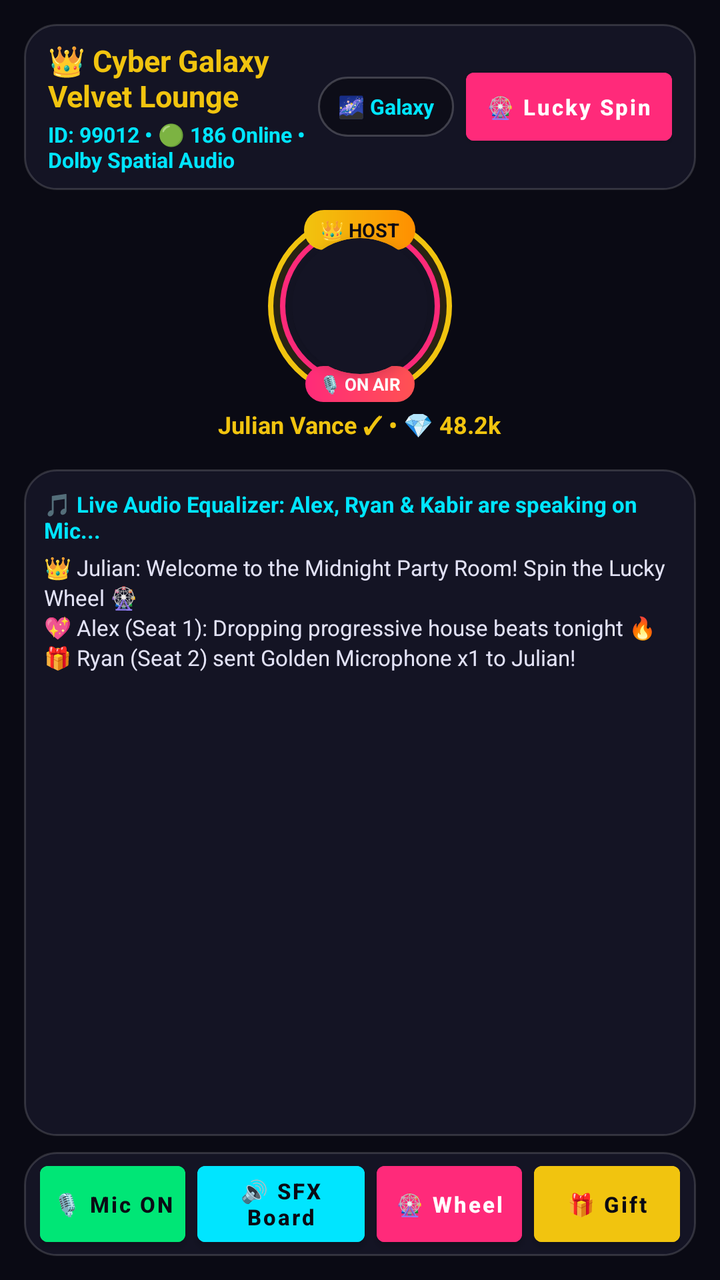
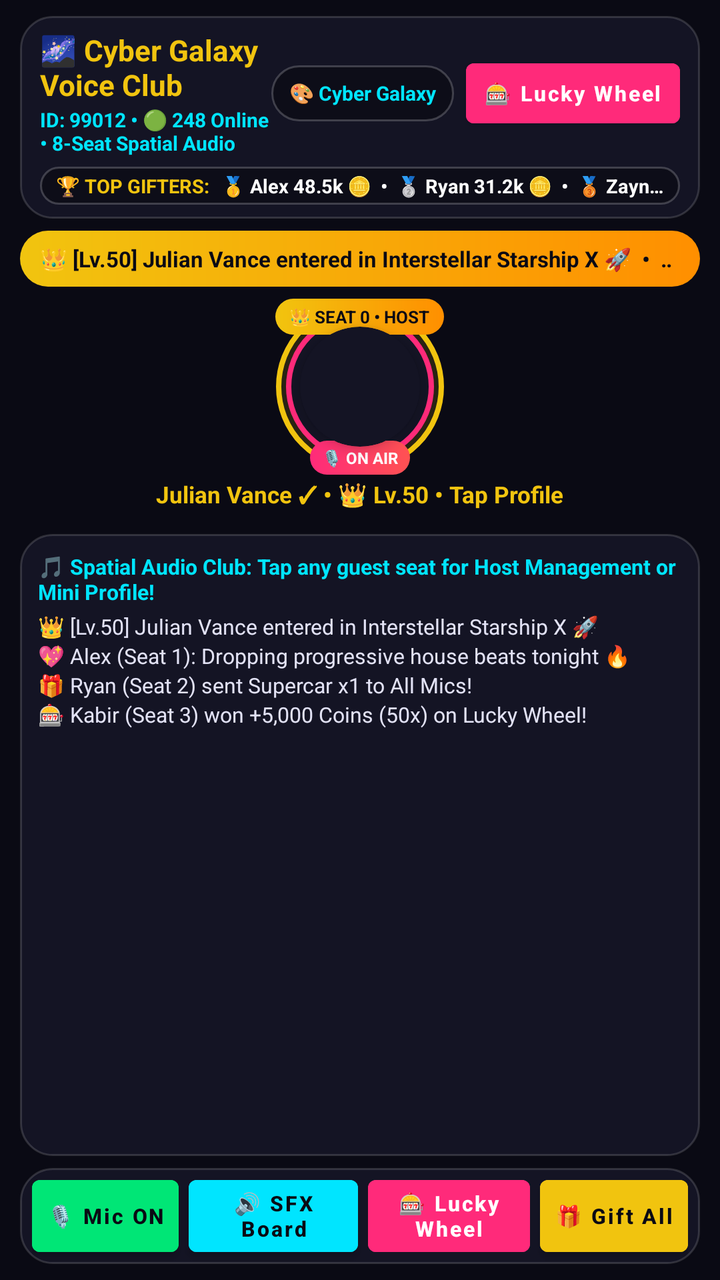

Compare the two renders of this Android layout. The source of the first and the diff that turns it into the second are given below.
<!-- AndroidManifest.xml: application theme Theme.QLUVX -->
<!-- res/layout/fragment_voice_party.xml -->
<?xml version="1.0" encoding="utf-8"?>
<FrameLayout xmlns:android="http://schemas.android.com/apk/res/android"
    xmlns:app="http://schemas.android.com/apk/res-auto"
    android:layout_width="match_parent"
    android:layout_height="match_parent"
    android:background="#0A0A14">

    
    <ImageView
        android:id="@+id/ivRoomWallpaper"
        android:layout_width="match_parent"
        android:layout_height="match_parent"
        android:scaleType="centerCrop" />

    <RelativeLayout
        android:layout_width="match_parent"
        android:layout_height="match_parent"
        android:padding="12dp">

        
        <LinearLayout
            android:id="@+id/topHeader"
            android:layout_width="match_parent"
            android:layout_height="wrap_content"
            android:background="@drawable/bg_walla_glass_card"
            android:gravity="center_vertical"
            android:orientation="horizontal"
            android:paddingHorizontal="12dp"
            android:paddingVertical="8dp">

            <LinearLayout
                android:layout_width="0dp"
                android:layout_height="wrap_content"
                android:layout_weight="1"
                android:orientation="vertical">

                <TextView
                    android:id="@+id/tvRoomTitle"
                    android:layout_width="wrap_content"
                    android:layout_height="wrap_content"
                    android:text="👑 Cyber Galaxy Velvet Lounge"
                    android:textColor="#F1C40F"
                    android:textSize="15sp"
                    android:textStyle="bold" />

                <TextView
                    android:id="@+id/tvRoomSubtitle"
                    android:layout_width="wrap_content"
                    android:layout_height="wrap_content"
                    android:layout_marginTop="2dp"
                    android:text="ID: 99012 • 🟢 186 Online • Dolby Spatial Audio"
                    android:textColor="#00E5FF"
                    android:textSize="10.5sp"
                    android:textStyle="bold" />
            </LinearLayout>

            
            <TextView
                android:id="@+id/btnWallpaperTheme"
                android:layout_width="wrap_content"
                android:layout_height="30dp"
                android:layout_marginEnd="6dp"
                android:background="@drawable/bg_walla_pill_dark"
                android:gravity="center"
                android:paddingHorizontal="10dp"
                android:text="🌌 Galaxy"
                android:textColor="#00E5FF"
                android:textSize="10.5sp"
                android:textStyle="bold" />

            
            <Button
                android:id="@+id/btnLuckySpin"
                android:layout_width="wrap_content"
                android:layout_height="34dp"
                android:backgroundTint="#FF2A7A"
                android:insetTop="0dp"
                android:insetBottom="0dp"
                android:minWidth="0dp"
                android:minHeight="0dp"
                android:paddingHorizontal="10dp"
                android:text="🎡 Lucky Spin"
                android:textAllCaps="false"
                android:textColor="#FFFFFF"
                android:textSize="11sp"
                android:textStyle="bold" />
        </LinearLayout>

        
        <LinearLayout
            android:id="@+id/hostCenterStage"
            android:layout_width="match_parent"
            android:layout_height="wrap_content"
            android:layout_below="@id/topHeader"
            android:layout_marginTop="10dp"
            android:gravity="center"
            android:orientation="vertical">

            <FrameLayout
                android:layout_width="96dp"
                android:layout_height="96dp">

                
                <View
                    android:id="@+id/viewHostPulseOuter"
                    android:layout_width="92dp"
                    android:layout_height="92dp"
                    android:layout_gravity="center"
                    android:background="@drawable/bg_seat_neon_gold" />

                
                <View
                    android:id="@+id/viewHostPulseInner"
                    android:layout_width="80dp"
                    android:layout_height="80dp"
                    android:layout_gravity="center"
                    android:background="@drawable/bg_live_ring_pulse" />

                
                <androidx.cardview.widget.CardView
                    android:layout_width="68dp"
                    android:layout_height="68dp"
                    android:layout_gravity="center"
                    app:cardBackgroundColor="#141424"
                    app:cardCornerRadius="34dp"
                    app:cardElevation="4dp">

                    <ImageView
                        android:id="@+id/ivHostSeatAvatar"
                        android:layout_width="match_parent"
                        android:layout_height="match_parent"
                        android:scaleType="centerCrop" />
                </androidx.cardview.widget.CardView>

                
                <TextView
                    android:layout_width="wrap_content"
                    android:layout_height="20dp"
                    android:layout_gravity="top|center_horizontal"
                    android:background="@drawable/bg_walla_gold_pill"
                    android:gravity="center"
                    android:paddingHorizontal="8dp"
                    android:text="👑 HOST"
                    android:textColor="#0A0A14"
                    android:textSize="9.5sp"
                    android:textStyle="bold" />

                
                <TextView
                    android:id="@+id/tvHostMicBadge"
                    android:layout_width="wrap_content"
                    android:layout_height="18dp"
                    android:layout_gravity="bottom|center_horizontal"
                    android:background="@drawable/bg_walla_pink_pill"
                    android:gravity="center"
                    android:paddingHorizontal="7dp"
                    android:text="🎙️ ON AIR"
                    android:textColor="#FFFFFF"
                    android:textSize="8.5sp"
                    android:textStyle="bold" />
            </FrameLayout>

            <TextView
                android:id="@+id/tvHostSeatName"
                android:layout_width="wrap_content"
                android:layout_height="wrap_content"
                android:layout_marginTop="3dp"
                android:text="Julian Vance ✓ • 💎 48.2k"
                android:textColor="#F1C40F"
                android:textSize="12sp"
                android:textStyle="bold" />
        </LinearLayout>

        
        <LinearLayout
            android:id="@+id/llEightSeatsGrid"
            android:layout_width="match_parent"
            android:layout_height="wrap_content"
            android:layout_below="@id/hostCenterStage"
            android:layout_marginTop="8dp"
            android:orientation="vertical" />

        
        <LinearLayout
            android:layout_width="match_parent"
            android:layout_height="match_parent"
            android:layout_above="@id/bottomVoiceControls"
            android:layout_below="@id/llEightSeatsGrid"
            android:layout_marginTop="6dp"
            android:layout_marginBottom="8dp"
            android:background="@drawable/bg_walla_glass_card"
            android:orientation="vertical"
            android:padding="10dp">

            <TextView
                android:id="@+id/tvSfxLiveTicker"
                android:layout_width="match_parent"
                android:layout_height="wrap_content"
                android:text="🎵 Live Audio Equalizer: Alex, Ryan &amp; Kabir are speaking on Mic..."
                android:textColor="#00E5FF"
                android:textSize="11sp"
                android:textStyle="bold" />

            <TextView
                android:id="@+id/tvVoiceRoomLog"
                android:layout_width="match_parent"
                android:layout_height="wrap_content"
                android:layout_marginTop="4dp"
                android:lineSpacingExtra="2dp"
                android:text="👑 Julian: Welcome to the Midnight Party Room! Spin the Lucky Wheel 🎡\n💖 Alex (Seat 1): Dropping progressive house beats tonight 🔥\n🎁 Ryan (Seat 2) sent Golden Microphone x1 to Julian!"
                android:textColor="#E2E2F5"
                android:textSize="11sp" />
        </LinearLayout>

        
        <LinearLayout
            android:id="@+id/bottomVoiceControls"
            android:layout_width="match_parent"
            android:layout_height="52dp"
            android:layout_alignParentBottom="true"
            android:background="@drawable/bg_walla_glass_card"
            android:gravity="center_vertical"
            android:orientation="horizontal"
            android:paddingHorizontal="8dp">

            <Button
                android:id="@+id/ivMicToggle"
                android:layout_width="0dp"
                android:layout_height="38dp"
                android:layout_marginEnd="6dp"
                android:layout_weight="1"
                android:backgroundTint="#00E676"
                android:insetTop="0dp"
                android:insetBottom="0dp"
                android:paddingHorizontal="4dp"
                android:text="🎙️ Mic ON"
                android:textAllCaps="false"
                android:textColor="#0A0A14"
                android:textSize="11sp"
                android:textStyle="bold" />

            <Button
                android:id="@+id/ivSoundboard"
                android:layout_width="0dp"
                android:layout_height="38dp"
                android:layout_marginEnd="6dp"
                android:layout_weight="1.15"
                android:backgroundTint="#00E5FF"
                android:insetTop="0dp"
                android:insetBottom="0dp"
                android:paddingHorizontal="4dp"
                android:text="🔊 SFX Board"
                android:textAllCaps="false"
                android:textColor="#0A0A14"
                android:textSize="11sp"
                android:textStyle="bold" />

            <Button
                android:id="@+id/btnBottomWheel"
                android:layout_width="0dp"
                android:layout_height="38dp"
                android:layout_marginEnd="6dp"
                android:layout_weight="1"
                android:backgroundTint="#FF2A7A"
                android:insetTop="0dp"
                android:insetBottom="0dp"
                android:paddingHorizontal="4dp"
                android:text="🎡 Wheel"
                android:textAllCaps="false"
                android:textColor="#FFFFFF"
                android:textSize="11sp"
                android:textStyle="bold" />

            <Button
                android:id="@+id/ivGift"
                android:layout_width="0dp"
                android:layout_height="38dp"
                android:layout_weight="1"
                android:backgroundTint="#F1C40F"
                android:insetTop="0dp"
                android:insetBottom="0dp"
                android:paddingHorizontal="4dp"
                android:text="🎁 Gift"
                android:textAllCaps="false"
                android:textColor="#0A0A14"
                android:textSize="11sp"
                android:textStyle="bold" />
        </LinearLayout>

    </RelativeLayout>
</FrameLayout>
<!-- resources referenced by this layout -->
<resources>
  <!-- drawable bg_live_ring_pulse (drawable) -->
  <?xml version="1.0" encoding="utf-8"?>
  <shape xmlns:android="http://schemas.android.com/apk/res/android"
      android:shape="oval">
      <solid android:color="#141424" />
      <stroke
          android:width="2.5dp"
          android:color="#FF2A7A" />
  </shape>
  <!-- drawable bg_seat_neon_gold (drawable) -->
  <?xml version="1.0" encoding="utf-8"?>
  <shape xmlns:android="http://schemas.android.com/apk/res/android"
      android:shape="oval">
      <solid android:color="#22F1C40F" />
      <stroke
          android:width="2.5dp"
          android:color="#F1C40F" />
  </shape>
  <!-- drawable bg_walla_glass_card (drawable) -->
  <?xml version="1.0" encoding="utf-8"?>
  <shape xmlns:android="http://schemas.android.com/apk/res/android"
      android:shape="rectangle">
      <solid android:color="#141424" />
      <corners android:radius="16dp" />
      <stroke
          android:width="1dp"
          android:color="#26FFFFFF" />
  </shape>
  <!-- drawable bg_walla_gold_pill (drawable) -->
  <?xml version="1.0" encoding="utf-8"?>
  <shape xmlns:android="http://schemas.android.com/apk/res/android"
      android:shape="rectangle">
      <gradient
          android:angle="0"
          android:endColor="#FF8F00"
          android:startColor="#F1C40F" />
      <corners android:radius="999dp" />
  </shape>
  <!-- drawable bg_walla_pill_dark (drawable) -->
  <?xml version="1.0" encoding="utf-8"?>
  <shape xmlns:android="http://schemas.android.com/apk/res/android"
      android:shape="rectangle">
      <solid android:color="#B80A0A14" />
      <corners android:radius="999dp" />
      <stroke
          android:width="1dp"
          android:color="#33FFFFFF" />
  </shape>
  <!-- drawable bg_walla_pink_pill (drawable) -->
  <?xml version="1.0" encoding="utf-8"?>
  <shape xmlns:android="http://schemas.android.com/apk/res/android"
      android:shape="rectangle">
      <gradient
          android:angle="0"
          android:endColor="#FF5252"
          android:startColor="#FF2A7A" />
      <corners android:radius="999dp" />
  </shape>
  <style name="Theme.QLUVX" parent="Theme.MaterialComponents.DayNight.NoActionBar">
          <item name="colorPrimary">@color/walla_pink_neon</item>
          <item name="colorPrimaryVariant">@color/walla_surface_obsidian</item>
          <item name="colorSecondary">@color/walla_cyan_neon</item>
          <item name="android:windowBackground">@color/walla_bg_velvet</item>
          <item name="android:statusBarColor">#0A0A14</item>
          <item name="android:navigationBarColor">#101020</item>
          <item name="android:textColorPrimary">@color/qluvx_text_primary</item>
          <item name="android:textColorSecondary">@color/qluvx_text_secondary</item>
      </style>
  <color name="walla_pink_neon">#FF2A7A</color>
  <color name="walla_surface_obsidian">#141424</color>
  <color name="walla_cyan_neon">#00E5FF</color>
  <color name="walla_bg_velvet">#0A0A14</color>
  <color name="qluvx_text_primary">#FFFFFF</color>
  <color name="qluvx_text_secondary">#C7C7E2</color>
</resources>

<!-- the commit's change to res/layout/fragment_voice_party.xml (unified diff, before → after) -->
@@ -10,12 +10,15 @@
         android:id="@+id/ivRoomWallpaper"
         android:layout_width="match_parent"
         android:layout_height="match_parent"
+        android:contentDescription="Voice Room Luxury Wallpaper"
         android:scaleType="centerCrop" />
 
     <RelativeLayout
         android:layout_width="match_parent"
         android:layout_height="match_parent"
-        android:padding="12dp">
+        android:paddingHorizontal="10dp"
+        android:paddingTop="8dp"
+        android:paddingBottom="8dp">
 
         
         <LinearLayout
@@ -23,65 +26,133 @@
             android:layout_width="match_parent"
             android:layout_height="wrap_content"
             android:background="@drawable/bg_walla_glass_card"
+            android:orientation="vertical"
+            android:paddingHorizontal="10dp"
+            android:paddingVertical="7dp">
+
+            <LinearLayout
+                android:layout_width="match_parent"
+                android:layout_height="wrap_content"
+                android:gravity="center_vertical"
+                android:orientation="horizontal">
+
+                <LinearLayout
+                    android:layout_width="0dp"
+                    android:layout_height="wrap_content"
+                    android:layout_weight="1"
+                    android:orientation="vertical">
+
+                    <TextView
+                        android:id="@+id/tvRoomTitle"
+                        android:layout_width="wrap_content"
+                        android:layout_height="wrap_content"
+                        android:text="🌌 Cyber Galaxy Voice Club"
+                        android:textColor="#F1C40F"
+                        android:textSize="14.5sp"
+                        android:textStyle="bold" />
+
+                    <TextView
+                        android:id="@+id/tvRoomSubtitle"
+                        android:layout_width="wrap_content"
+                        android:layout_height="wrap_content"
+                        android:layout_marginTop="1dp"
+                        android:text="ID: 99012 • 🟢 248 Online • 8-Seat Spatial Audio"
+                        android:textColor="#00E5FF"
+                        android:textSize="10sp"
+                        android:textStyle="bold" />
+                </LinearLayout>
+
+                
+                <TextView
+                    android:id="@+id/btnWallpaperTheme"
+                    android:layout_width="wrap_content"
+                    android:layout_height="28dp"
+                    android:layout_marginEnd="6dp"
+                    android:background="@drawable/bg_walla_pill_dark"
+                    android:gravity="center"
+                    android:paddingHorizontal="9dp"
+                    android:text="🎨 Cyber Galaxy"
+                    android:textColor="#00E5FF"
+                    android:textSize="10sp"
+                    android:textStyle="bold" />
+
+                
+                <Button
+                    android:id="@+id/btnLuckySpin"
+                    android:layout_width="wrap_content"
+                    android:layout_height="30dp"
+                    android:backgroundTint="#FF2A7A"
+                    android:insetTop="0dp"
+                    android:insetBottom="0dp"
+                    android:minWidth="0dp"
+                    android:minHeight="0dp"
+                    android:paddingHorizontal="9dp"
+                    android:text="🎰 Lucky Wheel"
+                    android:textAllCaps="false"
+                    android:textColor="#FFFFFF"
+                    android:textSize="10.5sp"
+                    android:textStyle="bold" />
+            </LinearLayout>
+
+            
+            <LinearLayout
+                android:id="@+id/llTopGiftersStrip"
+                android:layout_width="match_parent"
+                android:layout_height="wrap_content"
+                android:layout_marginTop="5dp"
+                android:background="@drawable/bg_walla_pill_dark"
+                android:gravity="center_vertical"
+                android:orientation="horizontal"
+                android:paddingHorizontal="8dp"
+                android:paddingVertical="3dp">
+
+                <TextView
+                    android:layout_width="wrap_content"
+                    android:layout_height="wrap_content"
+                    android:text="🏆 TOP GIFTERS:"
+                    android:textColor="#F1C40F"
+                    android:textSize="9.5sp"
+                    android:textStyle="bold" />
+
+                <TextView
+                    android:id="@+id/tvTopGiftersLeaderboard"
+                    android:layout_width="0dp"
+                    android:layout_height="wrap_content"
+                    android:layout_marginStart="6dp"
+                    android:layout_weight="1"
+                    android:ellipsize="end"
+                    android:singleLine="true"
+                    android:text="🥇 Alex 48.5k 🪙  •  🥈 Ryan 31.2k 🪙  •  🥉 Zayn 19.8k 🪙"
+                    android:textColor="#FFFFFF"
+                    android:textSize="9.5sp"
+                    android:textStyle="bold" />
+            </LinearLayout>
+        </LinearLayout>
+
+        
+        <LinearLayout
+            android:id="@+id/cardGoldenEntranceBanner"
+            android:layout_width="match_parent"
+            android:layout_height="28dp"
+            android:layout_below="@id/topHeader"
+            android:layout_marginTop="6dp"
+            android:background="@drawable/bg_walla_gold_pill"
             android:gravity="center_vertical"
             android:orientation="horizontal"
-            android:paddingHorizontal="12dp"
-            android:paddingVertical="8dp">
-
-            <LinearLayout
-                android:layout_width="0dp"
-                android:layout_height="wrap_content"
-                android:layout_weight="1"
-                android:orientation="vertical">
-
-                <TextView
-                    android:id="@+id/tvRoomTitle"
-                    android:layout_width="wrap_content"
-                    android:layout_height="wrap_content"
-                    android:text="👑 Cyber Galaxy Velvet Lounge"
-                    android:textColor="#F1C40F"
-                    android:textSize="15sp"
-                    android:textStyle="bold" />
-
-                <TextView
-                    android:id="@+id/tvRoomSubtitle"
-                    android:layout_width="wrap_content"
-                    android:layout_height="wrap_content"
-                    android:layout_marginTop="2dp"
-                    android:text="ID: 99012 • 🟢 186 Online • Dolby Spatial Audio"
-                    android:textColor="#00E5FF"
-                    android:textSize="10.5sp"
-                    android:textStyle="bold" />
-            </LinearLayout>
-
-            
+            android:paddingHorizontal="10dp">
+
             <TextView
-                android:id="@+id/btnWallpaperTheme"
-                android:layout_width="wrap_content"
-                android:layout_height="30dp"
-                android:layout_marginEnd="6dp"
-                android:background="@drawable/bg_walla_pill_dark"
-                android:gravity="center"
-                android:paddingHorizontal="10dp"
-                android:text="🌌 Galaxy"
-                android:textColor="#00E5FF"
-                android:textSize="10.5sp"
-                android:textStyle="bold" />
-
-            
-            <Button
-                android:id="@+id/btnLuckySpin"
-                android:layout_width="wrap_content"
-                android:layout_height="34dp"
-                android:backgroundTint="#FF2A7A"
-                android:insetTop="0dp"
-                android:insetBottom="0dp"
-                android:minWidth="0dp"
-                android:minHeight="0dp"
-                android:paddingHorizontal="10dp"
-                android:text="🎡 Lucky Spin"
-                android:textAllCaps="false"
-                android:textColor="#FFFFFF"
+                android:id="@+id/tvGoldenEntranceMarquee"
+                android:layout_width="match_parent"
+                android:layout_height="wrap_content"
+                android:ellipsize="marquee"
+                android:focusable="true"
+                android:focusableInTouchMode="true"
+                android:marqueeRepeatLimit="marquee_forever"
+                android:scrollHorizontally="true"
+                android:singleLine="true"
+                android:text="👑 [Lv.50] Julian Vance entered in Interstellar Starship X 🚀  •  ✨ Tap to trigger VIP Entrance!"
+                android:textColor="#0A0A14"
                 android:textSize="11sp"
                 android:textStyle="bold" />
         </LinearLayout>
@@ -91,72 +162,82 @@
             android:id="@+id/hostCenterStage"
             android:layout_width="match_parent"
             android:layout_height="wrap_content"
-            android:layout_below="@id/topHeader"
-            android:layout_marginTop="10dp"
+            android:layout_below="@id/cardGoldenEntranceBanner"
+            android:layout_marginTop="6dp"
             android:gravity="center"
             android:orientation="vertical">
 
             <FrameLayout
-                android:layout_width="96dp"
-                android:layout_height="96dp">
+                android:layout_width="88dp"
+                android:layout_height="88dp">
 
                 
                 <View
                     android:id="@+id/viewHostPulseOuter"
-                    android:layout_width="92dp"
-                    android:layout_height="92dp"
+                    android:layout_width="84dp"
+                    android:layout_height="84dp"
                     android:layout_gravity="center"
                     android:background="@drawable/bg_seat_neon_gold" />
 
                 
                 <View
                     android:id="@+id/viewHostPulseInner"
-                    android:layout_width="80dp"
-                    android:layout_height="80dp"
+                    android:layout_width="74dp"
+                    android:layout_height="74dp"
                     android:layout_gravity="center"
                     android:background="@drawable/bg_live_ring_pulse" />
 
                 
                 <androidx.cardview.widget.CardView
-                    android:layout_width="68dp"
-                    android:layout_height="68dp"
+                    android:layout_width="60dp"
+                    android:layout_height="60dp"
                     android:layout_gravity="center"
                     app:cardBackgroundColor="#141424"
-                    app:cardCornerRadius="34dp"
+                    app:cardCornerRadius="30dp"
                     app:cardElevation="4dp">
 
                     <ImageView
                         android:id="@+id/ivHostSeatAvatar"
                         android:layout_width="match_parent"
                         android:layout_height="match_parent"
+                        android:contentDescription="Host Throne Avatar"
                         android:scaleType="centerCrop" />
                 </androidx.cardview.widget.CardView>
 
                 
-                <TextView
-                    android:layout_width="wrap_content"
-                    android:layout_height="20dp"
+                <ImageView
+                    android:id="@+id/ivHostDragonFrame"
+                    android:layout_width="76dp"
+                    android:layout_height="76dp"
+                    android:layout_gravity="center"
+                    android:contentDescription="Host Imperial Gold Frame"
+                    android:scaleType="fitCenter" />
+
+                
+                <TextView
+                    android:layout_width="wrap_content"
+                    android:layout_height="18dp"
                     android:layout_gravity="top|center_horizontal"
                     android:background="@drawable/bg_walla_gold_pill"
                     android:gravity="center"
-                    android:paddingHorizontal="8dp"
-                    android:text="👑 HOST"
+                    android:paddingHorizontal="7dp"
+                    android:text="👑 SEAT 0 • HOST"
                     android:textColor="#0A0A14"
-                    android:textSize="9.5sp"
+                    android:textSize="8.5sp"
                     android:textStyle="bold" />
 
                 
                 <TextView
                     android:id="@+id/tvHostMicBadge"
                     android:layout_width="wrap_content"
-                    android:layout_height="18dp"
+                    android:layout_height="17dp"
                     android:layout_gravity="bottom|center_horizontal"
                     android:background="@drawable/bg_walla_pink_pill"
                     android:gravity="center"
-                    android:paddingHorizontal="7dp"
+                    android:paddingHorizontal="6dp"
                     android:text="🎙️ ON AIR"
                     android:textColor="#FFFFFF"
-                    android:textSize="8.5sp"
+                    android:textSize="8sp"
                     android:textStyle="bold" />
             </FrameLayout>
 
@@ -164,10 +245,10 @@
                 android:id="@+id/tvHostSeatName"
                 android:layout_width="wrap_content"
                 android:layout_height="wrap_content"
-                android:layout_marginTop="3dp"
-                android:text="Julian Vance ✓ • 💎 48.2k"
+                android:layout_marginTop="2dp"
+                android:text="Julian Vance ✓ • 👑 Lv.50 • Tap Profile"
                 android:textColor="#F1C40F"
-                android:textSize="12sp"
+                android:textSize="11.5sp"
                 android:textStyle="bold" />
         </LinearLayout>
 
@@ -177,7 +258,7 @@
             android:layout_width="match_parent"
             android:layout_height="wrap_content"
             android:layout_below="@id/hostCenterStage"
-            android:layout_marginTop="8dp"
+            android:layout_marginTop="6dp"
             android:orientation="vertical" />
 
         
@@ -187,47 +268,53 @@
             android:layout_above="@id/bottomVoiceControls"
             android:layout_below="@id/llEightSeatsGrid"
             android:layout_marginTop="6dp"
-            android:layout_marginBottom="8dp"
+            android:layout_marginBottom="6dp"
             android:background="@drawable/bg_walla_glass_card"
             android:orientation="vertical"
-            android:padding="10dp">
+            android:padding="9dp">
 
             <TextView
                 android:id="@+id/tvSfxLiveTicker"
                 android:layout_width="match_parent"
                 android:layout_height="wrap_content"
-                android:text="🎵 Live Audio Equalizer: Alex, Ryan &amp; Kabir are speaking on Mic..."
+                android:text="🎵 Spatial Audio Club: Tap any guest seat for Host Management or Mini Profile!"
                 android:textColor="#00E5FF"
-                android:textSize="11sp"
-                android:textStyle="bold" />
-
-            <TextView
-                android:id="@+id/tvVoiceRoomLog"
-                android:layout_width="match_parent"
-                android:layout_height="wrap_content"
-                android:layout_marginTop="4dp"
-                android:lineSpacingExtra="2dp"
-                android:text="👑 Julian: Welcome to the Midnight Party Room! Spin the Lucky Wheel 🎡\n💖 Alex (Seat 1): Dropping progressive house beats tonight 🔥\n🎁 Ryan (Seat 2) sent Golden Microphone x1 to Julian!"
-                android:textColor="#E2E2F5"
-                android:textSize="11sp" />
+                android:textSize="10.5sp"
+                android:textStyle="bold" />
+
+            <ScrollView
+                android:layout_width="match_parent"
+                android:layout_height="match_parent"
+                android:layout_marginTop="3dp"
+                android:scrollbars="none">
+
+                <TextView
+                    android:id="@+id/tvVoiceRoomLog"
+                    android:layout_width="match_parent"
+                    android:layout_height="wrap_content"
+                    android:lineSpacingExtra="2dp"
+                    android:text="👑 [Lv.50] Julian Vance entered in Interstellar Starship X 🚀\n💖 Alex (Seat 1): Dropping progressive house beats tonight 🔥\n🎁 Ryan (Seat 2) sent Supercar x1 to All Mics!\n🎰 Kabir (Seat 3) won +5,000 Coins (50x) on Lucky Wheel!"
+                    android:textColor="#E2E2F5"
+                    android:textSize="10.5sp" />
+            </ScrollView>
         </LinearLayout>
 
         
         <LinearLayout
             android:id="@+id/bottomVoiceControls"
             android:layout_width="match_parent"
-            android:layout_height="52dp"
+            android:layout_height="48dp"
             android:layout_alignParentBottom="true"
             android:background="@drawable/bg_walla_glass_card"
             android:gravity="center_vertical"
             android:orientation="horizontal"
-            android:paddingHorizontal="8dp">
+            android:paddingHorizontal="6dp">
 
             <Button
                 android:id="@+id/ivMicToggle"
                 android:layout_width="0dp"
-                android:layout_height="38dp"
-                android:layout_marginEnd="6dp"
+                android:layout_height="36dp"
+                android:layout_marginEnd="5dp"
                 android:layout_weight="1"
                 android:backgroundTint="#00E676"
                 android:insetTop="0dp"
@@ -236,14 +323,14 @@
                 android:text="🎙️ Mic ON"
                 android:textAllCaps="false"
                 android:textColor="#0A0A14"
-                android:textSize="11sp"
+                android:textSize="10.5sp"
                 android:textStyle="bold" />
 
             <Button
                 android:id="@+id/ivSoundboard"
                 android:layout_width="0dp"
-                android:layout_height="38dp"
-                android:layout_marginEnd="6dp"
+                android:layout_height="36dp"
+                android:layout_marginEnd="5dp"
                 android:layout_weight="1.15"
                 android:backgroundTint="#00E5FF"
                 android:insetTop="0dp"
@@ -252,38 +339,38 @@
                 android:text="🔊 SFX Board"
                 android:textAllCaps="false"
                 android:textColor="#0A0A14"
-                android:textSize="11sp"
+                android:textSize="10.5sp"
                 android:textStyle="bold" />
 
             <Button
                 android:id="@+id/btnBottomWheel"
                 android:layout_width="0dp"
-                android:layout_height="38dp"
-                android:layout_marginEnd="6dp"
-                android:layout_weight="1"
+                android:layout_height="36dp"
+                android:layout_marginEnd="5dp"
+                android:layout_weight="1.1"
                 android:backgroundTint="#FF2A7A"
                 android:insetTop="0dp"
                 android:insetBottom="0dp"
                 android:paddingHorizontal="4dp"
-                android:text="🎡 Wheel"
+                android:text="🎰 Lucky Wheel"
                 android:textAllCaps="false"
                 android:textColor="#FFFFFF"
-                android:textSize="11sp"
+                android:textSize="10.5sp"
                 android:textStyle="bold" />
 
             <Button
                 android:id="@+id/ivGift"
                 android:layout_width="0dp"
-                android:layout_height="38dp"
+                android:layout_height="36dp"
                 android:layout_weight="1"
                 android:backgroundTint="#F1C40F"
                 android:insetTop="0dp"
                 android:insetBottom="0dp"
                 android:paddingHorizontal="4dp"
-                android:text="🎁 Gift"
+                android:text="🎁 Gift All"
                 android:textAllCaps="false"
                 android:textColor="#0A0A14"
-                android:textSize="11sp"
+                android:textSize="10.5sp"
                 android:textStyle="bold" />
         </LinearLayout>
 
